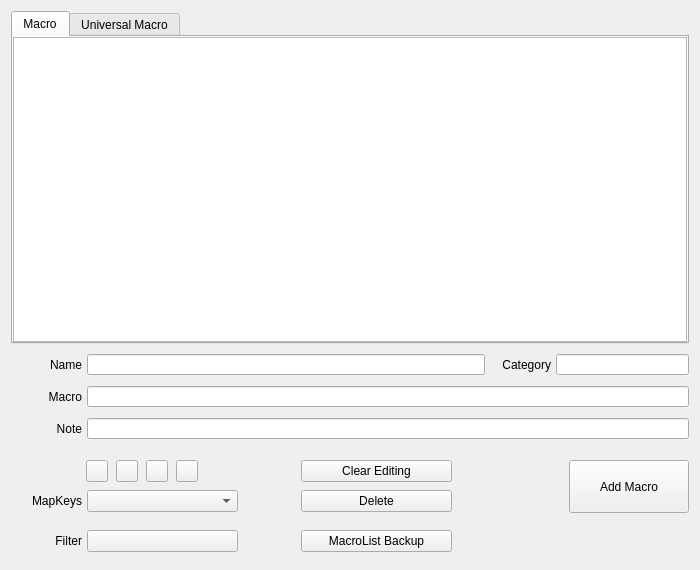
The window that QKeyMapper/qmacrolistdialog.ui (Zalafina/QKeyMapper) describes before a commit, drawn with Qt 5.
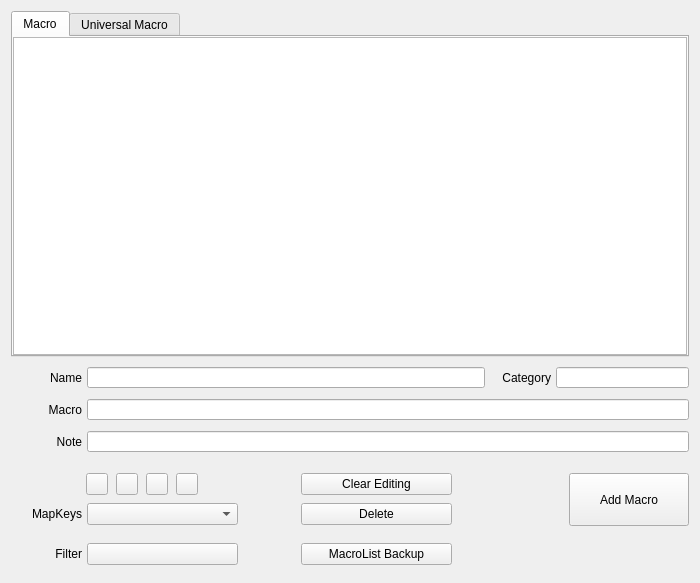
The same window after the commit. Custom widgets are drawn as their Qt base class.

Commit message: Adjust UI height.

The edit to the form file:
```diff
--- a/QKeyMapper/qmacrolistdialog.ui
+++ b/QKeyMapper/qmacrolistdialog.ui
@@ -7,7 +7,7 @@
     <x>0</x>
     <y>0</y>
     <width>700</width>
-    <height>570</height>
+    <height>583</height>
    </rect>
   </property>
   <property name="minimumSize">
```
